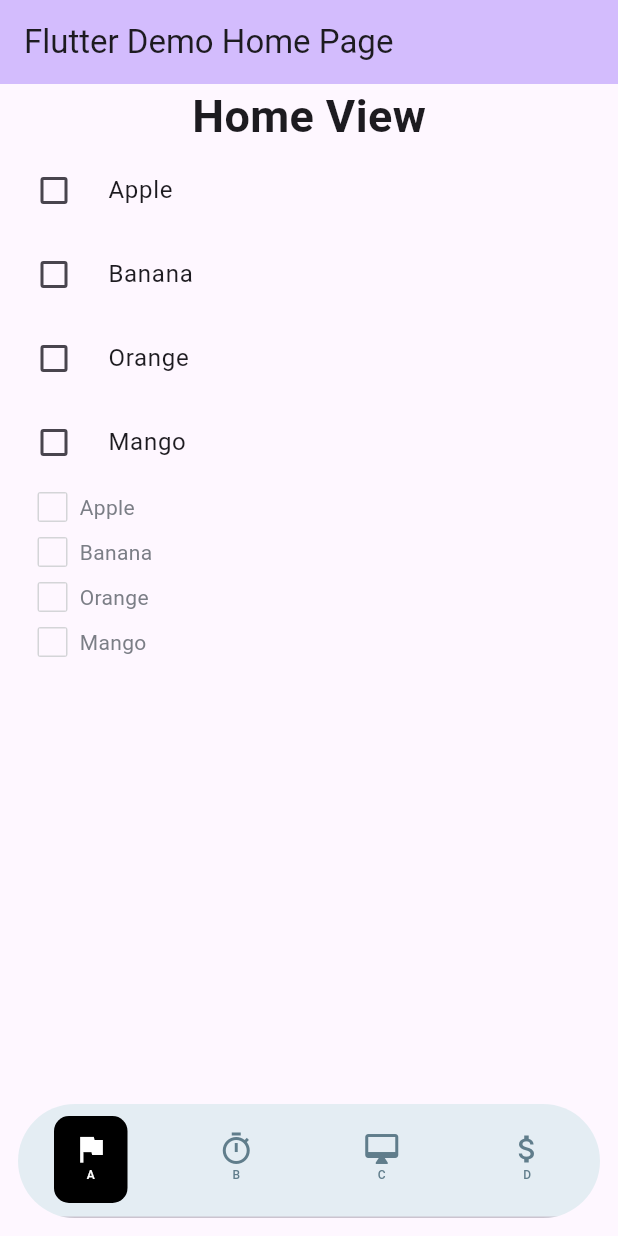
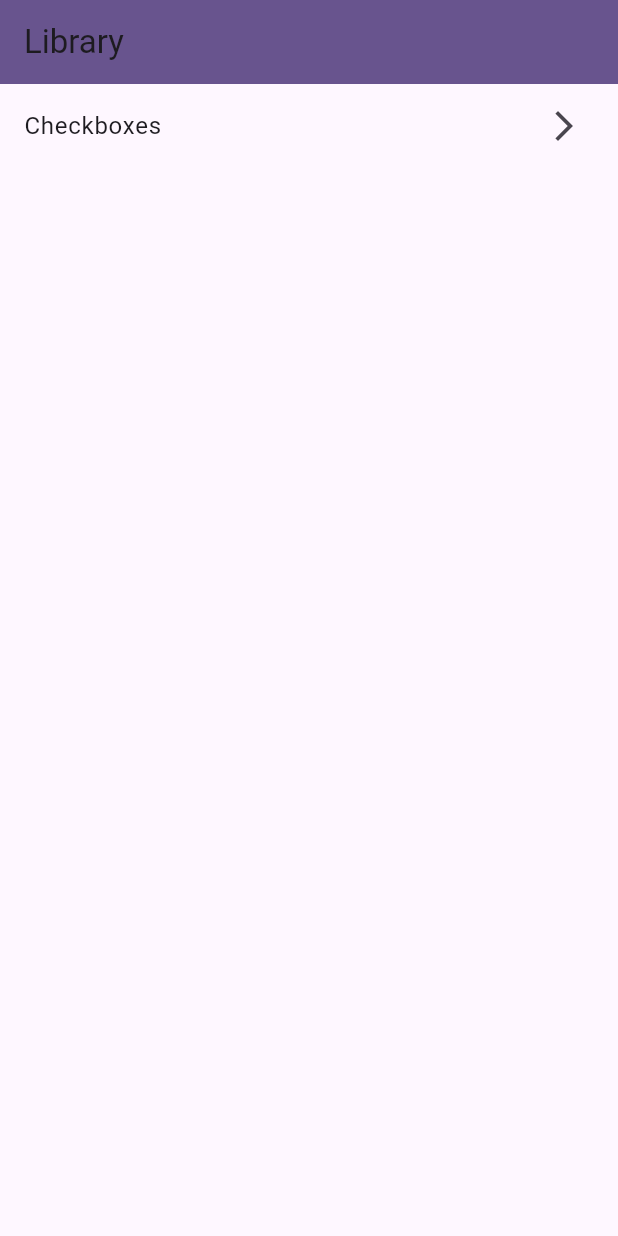
Before and after one commit to etnet-robingeng/test_flutter_package, a Flutter app: the screen it shows after launch, on a phone screen of 412 x 824 dp. Run offline on Flutter 3.47's test engine with Material 3 defaults, Android fonts, the phone set to English and light mode, and no system bars; missing offline and left inert: dart:ffi; Roboto replaces fonts that are missing (PingFang TC).

Commit message:
revamp example
home page become a list of libraries
add checkbox page

```diff
--- a/example/lib/main.dart
+++ b/example/lib/main.dart
@@ -1,10 +1,5 @@
-import 'package:app_family_materials/materialCustomCheckBox.dart';
-import 'package:app_family_materials/family_colors.dart';
-import 'package:app_family_materials/testView.dart';
 import 'package:flutter/material.dart';
-import 'package:app_family_materials/customNavBottomBar.dart';
-import 'package:app_family_materials/customCheckBoxGroup.dart';
-import 'package:app_family_materials/customCheckBox.dart';
+import 'sections/checkbox.dart';
 
 void main() {
   runApp(const MyApp());
@@ -17,134 +12,47 @@ class MyApp extends StatelessWidget {
   @override
   Widget build(BuildContext context) {
     return MaterialApp(
-      title: 'Flutter Demo',
-      theme: ThemeData(colorScheme: ColorScheme.fromSeed(seedColor: Colors.deepPurple)),
-      home: const MyHomePage(title: 'Flutter Demo Home Page'),
+      title: 'ET Net Flutter Library Demo',
+      theme: ThemeData(
+        colorScheme: ColorScheme.fromSeed(seedColor: Colors.deepPurple),
+      ),
+      home: const MyHomePage(),
     );
   }
 }
 
 class MyHomePage extends StatefulWidget {
-  const MyHomePage({super.key, required this.title});
+  const MyHomePage({super.key});
 
-  final String title;
+  final String title = "Library";
 
   @override
   State<MyHomePage> createState() => _MyHomePageState();
 }
 
-class _MyHomePageState extends State<MyHomePage> with SingleTickerProviderStateMixin {
-  late TabController _tabController;
-
-  int _selectedIndex = 0;
-  List<String> selectedItems = [];
-  bool _checked = false;
-
-  static const TextStyle optionStyle = TextStyle(fontSize: 30, fontWeight: FontWeight.bold);
-  final List<Widget> bodyView = [
-    Text('Home View', style: optionStyle),
-    Text('Search View', style: optionStyle),
-    Text('Profile View', style: optionStyle),
-    Text('Profile 1', style: optionStyle),
-  ];
-
-  final List<Widget> icons = [
-    Icon(Icons.flag),
-    Icon(Icons.timer_sharp),
-    Icon(Icons.desktop_mac_outlined),
-    Icon(Icons.attach_money),
-  ];
-  final List<String> labels = ['A', 'B', 'C', 'D'];
-
-  void _onItemTapped(int index) {
-    setState(() {
-      _selectedIndex = index;
-    });
-  }
-
-  @override
-  void initState() {
-    super.initState();
-    _tabController = TabController(vsync: this, length: icons.length);
-  }
-
-  @override
-  void dispose() {
-    _tabController.dispose();
-    super.dispose();
-  }
+class _MyHomePageState extends State<MyHomePage> {
 
   @override
   Widget build(BuildContext context) {
     return Scaffold(
-      appBar: AppBar(backgroundColor: Theme.of(context).colorScheme.inversePrimary, title: Text(widget.title)),
-      body: Center(
-        child: Column(
-          mainAxisAlignment: MainAxisAlignment.start,
-          children: <Widget>[
-            bodyView[_selectedIndex],
-            MaterialCustomCheckbox(
-              items: ['Apple', 'Banana', 'Orange', 'Mango'],
-              onSelectionChanged: (List<String> selected) {
-                setState(() {
-                  selectedItems = selected;
-                });
-              },
-            ),
-            CustomCheckboxGroup(
-              items: ['Apple', 'Banana', 'Orange', 'Mango'],
-              onSelectionChanged: (List<String> selected) {
-                setState(() {
-                  selectedItems = selected;
-                });
-              },
-            ),
-            // CustomCheckbox(value: _checked, onChanged: _onChange),
-            // Padding(
-            //   padding: const EdgeInsets.all(18.0),
-            //   child: SizedBox(
-            //     width: 16,
-            //     height: 16,
-            //     child: CustomCheckbox(strokeWidth: 1, radius: 1, value: _checked, onChanged: _onChange),
-            //   ),
-            // ),
-            // SizedBox(
-            //   width: 30,
-            //   height: 30,
-            //   child: CustomCheckbox(strokeWidth: 3, radius: 3, value: _checked, onChanged: _onChange),
-            // ),
-          ],
-        ),
+      appBar: AppBar(
+        title: Text(widget.title),
+        backgroundColor: Theme.of(context).colorScheme.primary,
       ),
-      // const CustomNavBottomBar({super.key, required this.bodyView, required this.icons, required this.labels});
-      bottomNavigationBar: CustomNavBottomBar(
-        tabController: _tabController,
-        selectedIndex: _selectedIndex,
-        icons: icons,
-        labels: labels,
-        onTap: _onItemTapped,
+      body: ListView(
+        children: [
+          ListTile(
+            trailing: const Icon(Icons.arrow_forward_ios),
+            title: const Text('Checkboxes'),
+            onTap: () {
+              Navigator.push(
+                context,
+                MaterialPageRoute(builder: (context) => const CheckboxPage()),
+              );
+            },
+          ),
+        ],
       ),
-      // floatingActionButton: FloatingActionButton(
-      //   onPressed: null,
-      //   tooltip: 'Increment',
-      //   child: TextButton(
-      //     onPressed: () {
-      //       // FamilyColors.getMAColor(0);
-      //       Navigator.of(context).push(
-      //         MaterialPageRoute(
-      //           builder: (BuildContext context) {
-      //             return const TestView();
-      //           },
-      //         ),
-      //       );
-      //     },
-      //     child: Text("Nav To", style: TextStyle(color: FamilyColors.primaryColor)),
-      //   ),
-      // ), // This trailing comma makes auto-formatting nicer for build methods.
     );
   }
-
-  void _onChange(value) {
-    setState(() => _checked = value);
-  }
 }
```
Also changed, not shown: example/lib/sections/checkbox.dart (added, +50 -0 lines).
